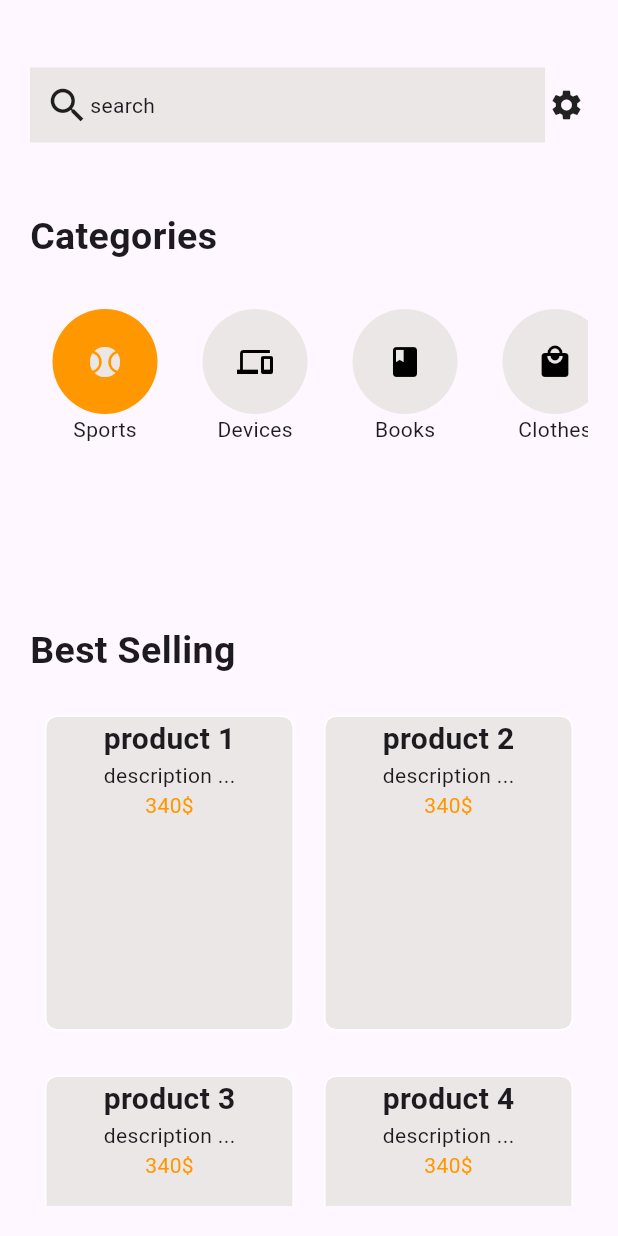
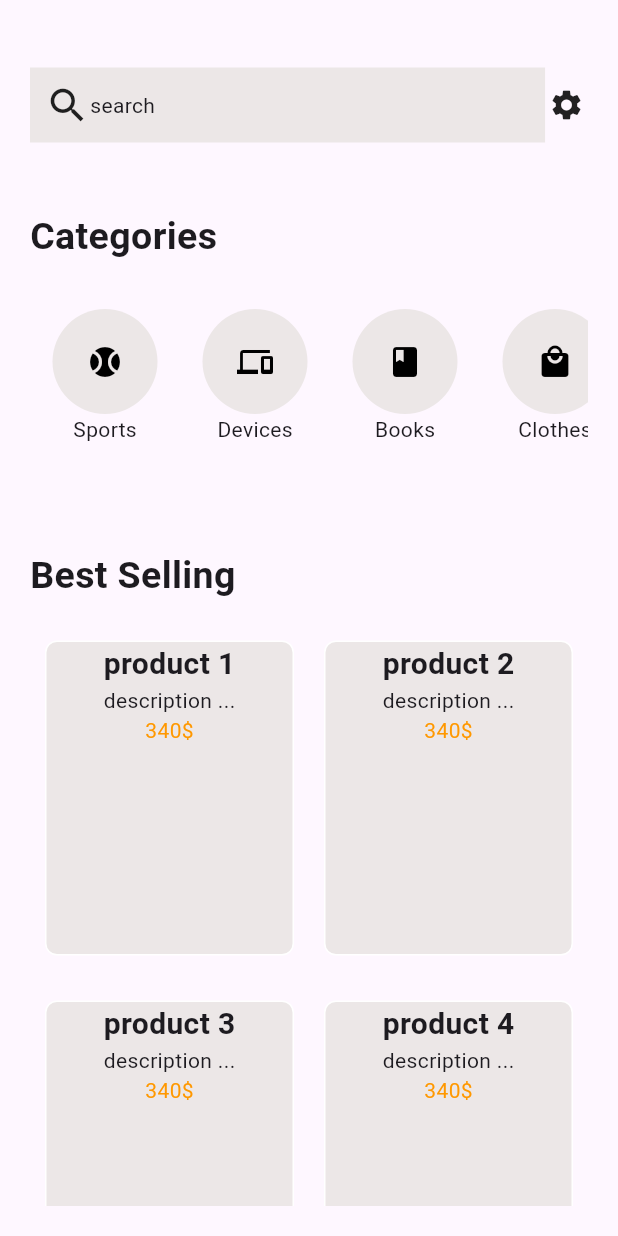
Before and after one commit to Menna242/flutter_products_app, a Flutter app: the screen it shows after launch, on a phone screen of 412 x 824 dp. Run offline on Flutter 3.47's test engine with Material 3 defaults, Android fonts, the phone set to English and light mode, and no system bars.

Commit message:
productss

```diff
--- a/lib/main.dart
+++ b/lib/main.dart
@@ -1,118 +1,159 @@
-// ignore_for_file: prefer_const_constructors
-
 import 'package:flutter/material.dart';
 import 'package:gridview/product.dart';
-// import 'package:gridview/listofcat.dart';
 import 'package:gridview/showing_categories.dart';
-// import 'package:flutter/material.dart';
 
 List<Map> products = [
   {
-    'img': 'images/img1.png',
+    // 'img': 'images/img1.png',
     'title': 'product 1',
     'des': 'description ...',
     'price': '340\$'
   },
   {
-    'img': 'images/img2.png',
+    // 'img': 'images/img2.png',
     'title': 'product 2',
     'des': 'description ...',
     'price': '340\$'
   },
   {
-    'img': 'images/img3.png',
+    // 'img': 'images/img1.png',
     'title': 'product 3',
     'des': 'description ...',
     'price': '340\$'
   },
   {
-    'img': 'images/img4.png',
+    // 'img': 'images/img2.png',
     'title': 'product 4',
     'des': 'description ...',
     'price': '340\$'
   },
+  // Other products...
+];
+
+List<Map> devices = [
+  {
+    // 'img': 'images/img1.png',
+    'title': 'device 1',
+    'des': 'description ...',
+    'price': '450\$'
+  },
+  {
+    // 'img': 'images/img2.png',
+    'title': 'device 2',
+    'des': 'description ...',
+    'price': '500\$'
+  },
+  // Other devices...
+];
+List<Map> Books = [
+  {
+    // 'img': 'images/img1.png',
+    'title': 'book 1',
+    'des': 'description ...',
+    'price': '450\$'
+  },
+  {
+    // 'img': 'images/img2.png',
+    'title': 'book 2',
+    'des': 'description ...',
+    'price': '500\$'
+  },
+  // Other books...
+];
+List<Map> Clothes = [
+  {
+    // 'img': 'images/img1.png',
+    'title': 'clothes 1',
+    'des': 'description ...',
+    'price': '450\$'
+  },
+  {
+    // 'img': 'images/img2.png',
+    'title': 'clothes 2',
+    'des': 'description ...',
+    'price': '500\$'
+  },
+  // Other clothes...
 ];
 
 List<Map> cats = [
-  {'icon': Icons.sports_baseball, 'active': true, 'txt': 'Sports'},
+  {'icon': Icons.sports_baseball, 'active': false, 'txt': 'Sports'},
   {'icon': Icons.devices, 'active': false, 'txt': 'Devices'},
   {'icon': Icons.book, 'active': false, 'txt': 'Books'},
   {'icon': Icons.local_mall, 'active': false, 'txt': 'Clothes'},
 ];
 
+enum ProductCategory { Products, Devices,Books,Clothes }
 
-//-------------------------------------------------------------------------------------------
 void main() {
-  runApp(const MyApp());
+  runApp(MyApp());
 }
 
-class MyApp extends StatelessWidget {
-  const MyApp({super.key});
+class MyApp extends StatefulWidget {
+  @override
+  _MyAppState createState() => _MyAppState();
+}
 
-  // This widget is the root of your application.
+class _MyAppState extends State<MyApp> {
+  ProductCategory selectedCategory = ProductCategory.Products;
+
+  void updateCategory(String category) {
+    setState(() {
+      switch (category) {
+        case 'Devices':
+          selectedCategory = ProductCategory.Devices;
+          break;
+        case 'Books':
+          selectedCategory = ProductCategory.Books;
+          break;
+        case 'Clothes':
+          selectedCategory = ProductCategory.Clothes;
+          break;
+        default:
+          selectedCategory = ProductCategory.Products;
+      }
+    });
+  }
+
   @override
   Widget build(BuildContext context) {
     return MaterialApp(
-      home:Scaffold(
-        // bottomNavigationBar: bottom,
+      home: Scaffold(
         body: SafeArea(
           child: Padding(
             padding: const EdgeInsets.all(20),
-            child: ListView(
-
+            child: Column(
+              crossAxisAlignment: CrossAxisAlignment.start,
               children: [
                 appbar(),
-                SizedBox(height: 20,),
-
-                Text("Categories",style: TextStyle(
-                  fontWeight: FontWeight.bold,
-                  fontSize: 25
-                ),),
-                SizedBox(
-                height: 15,
+                SizedBox(height: 20),
+                Text("Categories",
+                    style:
+                        TextStyle(fontWeight: FontWeight.bold, fontSize: 25)),
+                SizedBox(height: 15),
+                Container(
+                  height: 150,
+                  child:
+                      ShowingCategories(cats, updateCategory: updateCategory),
                 ),
-
-                Container(
-
-                  child: ConstrainedBox(constraints: BoxConstraints(maxHeight: 200),
-                  child: ShowingCategories(cats )),
-
+                SizedBox(height: 25),
+                Text("Best Selling",
+                    style:
+                        TextStyle(fontWeight: FontWeight.bold, fontSize: 25)),
+                SizedBox(height: 15),
+                Expanded(
+                  child: gridview(),
                 ),
-                SizedBox(
-                height: 25,
-              ),
-
-
-              Text(
-                "Best Selling",
-                style: TextStyle(fontWeight: FontWeight.bold, fontSize: 25),
-              ),
-
-              SizedBox(
-                height: 15,
-              ),
-
-              Container(
-
-                height: 400,
-                child: gridview(),
-              )
-
-
-
               ],
             ),
           ),
         ),
-      )
-
-
+      ),
     );
   }
 
-  SizedBox appbar() {
+  Widget appbar() {
     return SizedBox(
-                width: double.infinity,
       height: 100,
       child: Row(
         children: [
@@ -120,38 +161,48 @@ class MyApp extends StatelessWidget {
             flex: 12,
             child: Container(
               padding: const EdgeInsets.all(10),
-
               height: 50,
               color: const Color.fromARGB(255, 236, 231, 231),
               child: const Row(
                 children: [
-                            Icon(Icons.search,size: 30,),
+                  Icon(Icons.search, size: 30),
                   Text("search"),
                 ],
               ),
-
             ),
           ),
-                    const Expanded(flex: 1,child:  Icon(Icons.settings),
-                  )
-
-
+          const Expanded(flex: 1, child: Icon(Icons.settings)),
         ],
       ),
     );
   }
+
+  Widget gridview() {
+    List<Map> selectedProducts ;
+       switch (selectedCategory) {
+      case ProductCategory.Devices:
+        selectedProducts = devices;
+        break;
+      case ProductCategory.Books:
+        selectedProducts = Books;
+        break;
+      case ProductCategory.Clothes:
+        selectedProducts = Clothes;
+        break;
+      case ProductCategory.Products:
+      default:
+        selectedProducts = products;
     }
 
-  Widget gridview() {
 
      return GridView.builder(gridDelegate: SliverGridDelegateWithFixedCrossAxisCount(crossAxisCount: 2,mainAxisSpacing: 10,mainAxisExtent:230 ),
-    itemCount: products.length,
+    itemCount: selectedProducts.length,
 
     physics: const NeverScrollableScrollPhysics(),
     itemBuilder:(context,index){
       return InkWell(
         onTap: () {
-          Navigator.push(context, MaterialPageRoute(builder: (context)=> Product(product: products[index])));
+          Navigator.push(context, MaterialPageRoute(builder: (context)=> Product(product: selectedProducts[index])));
         },
 
 
@@ -171,13 +222,13 @@ class MyApp extends StatelessWidget {
         children: [
 
           // products[index]['img'],
-          Text( products[index]['title'],style: TextStyle(fontSize: 20,fontWeight: FontWeight.bold),),
-          Text( products[index]['des'],),
-          Text( products[index]['price'],style: TextStyle(color: Colors.orange),),
+          Text( selectedProducts[index]['title'],style: TextStyle(fontSize: 20,fontWeight: FontWeight.bold),),
+          Text( selectedProducts[index]['des'],),
+          Text( selectedProducts[index]['price'],style: TextStyle(color: Colors.orange),),
 
 
 
         ],
       ),)));
     });
-  }
+  }}
--- a/lib/showing_categories.dart
+++ b/lib/showing_categories.dart
@@ -1,17 +1,35 @@
 import 'package:flutter/material.dart';
 
-Widget ShowingCategories(cats){
-  return ListView.builder(
-        itemCount: cats.length,
-        scrollDirection: Axis.horizontal,
-        itemBuilder: (context, index) {
-          return InkWell(
-            onTap: () {
-              !cats[index]['active'];
-            },
+class ShowingCategories extends StatefulWidget {
+  final List<Map> cats;
+  final Function(String) updateCategory;
 
+  ShowingCategories(this.cats, {required this.updateCategory, Key? key})
+      : super(key: key);
 
-         child: Padding(
+  @override
+  _ShowingCategoriesState createState() => _ShowingCategoriesState();
+}
+
+class _ShowingCategoriesState extends State<ShowingCategories> {
+  @override
+  Widget build(BuildContext context) {
+    return ListView.builder(
+      shrinkWrap: true,
+      scrollDirection: Axis.horizontal,
+      itemCount: widget.cats.length,
+      itemBuilder: (context, index) {
+        return InkWell(
+          onTap: () {
+            setState(() {
+              for (var cat in widget.cats) {
+                cat['active'] = false;
+              }
+              widget.cats[index]['active'] = true;
+              widget.updateCategory(widget.cats[index]['txt']);
+            });
+          },
+          child: Padding(
             padding: EdgeInsets.all(15),
             child: Column(
               children: [
@@ -20,17 +38,23 @@ Widget ShowingCategories(cats){
                   height: 70,
                   decoration: BoxDecoration(
                     borderRadius: BorderRadius.circular(50),
-                    color:cats[index]['active']? Colors.orange:const Color.fromARGB(255, 236, 231, 231),
-
+                    color: widget.cats[index]['active']
+                        ? Colors.orange
+                        : const Color.fromARGB(255, 236, 231, 231),
                   ),
-                  child: Icon(cats[index]['icon'],color:cats[index]['active']? const Color.fromARGB(255, 236, 231, 231)
-                        : Colors.black),
-
-
+                  child: Icon(
+                    widget.cats[index]['icon'],
+                    color: widget.cats[index]['active']
+                        ? const Color.fromARGB(255, 236, 231, 231)
+                        : Colors.black,
+                  ),
                 ),
-                Text(cats[index]['txt'])
+                Text(widget.cats[index]['txt']),
               ],
             ),
-          ));
-        });
+          ),
+        );
+      },
+    );
   }
+}
```
Lines whose indentation alone changed are shown as unchanged.
